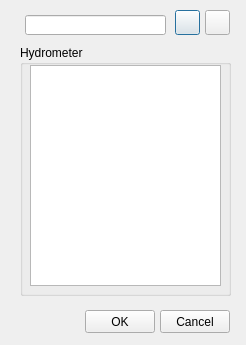
This is ui/mincut_add_hydrometer.ui in Giswater/giswater_qgis_plugin as Qt 5 draws it before an edit. The edited form follows.
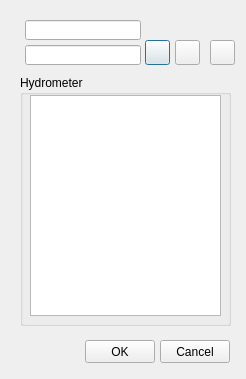
This is the edited form. Icons and pictures are not drawn.

Patch:
```diff
--- a/ui/mincut_add_hydrometer.ui
+++ b/ui/mincut_add_hydrometer.ui
@@ -7,7 +7,7 @@
     <x>0</x>
     <y>0</y>
     <width>246</width>
-    <height>345</height>
+    <height>379</height>
    </rect>
   </property>
   <property name="windowTitle">
@@ -17,7 +17,7 @@
    <property name="geometry">
     <rect>
      <x>20</x>
-     <y>45</y>
+     <y>75</y>
      <width>211</width>
      <height>251</height>
     </rect>
@@ -39,8 +39,8 @@
   <widget class="QPushButton" name="btn_insert">
    <property name="geometry">
     <rect>
-     <x>175</x>
-     <y>10</y>
+     <x>145</x>
+     <y>40</y>
      <width>25</width>
      <height>25</height>
     </rect>
@@ -56,8 +56,8 @@
   <widget class="QPushButton" name="btn_delete">
    <property name="geometry">
     <rect>
-     <x>205</x>
-     <y>10</y>
+     <x>175</x>
+     <y>40</y>
      <width>25</width>
      <height>25</height>
     </rect>
@@ -74,7 +74,7 @@
    <property name="geometry">
     <rect>
      <x>160</x>
-     <y>310</y>
+     <y>340</y>
      <width>70</width>
      <height>23</height>
     </rect>
@@ -87,7 +87,7 @@
    <property name="geometry">
     <rect>
      <x>85</x>
-     <y>310</y>
+     <y>340</y>
      <width>70</width>
      <height>23</height>
     </rect>
@@ -100,8 +100,35 @@
    <property name="geometry">
     <rect>
      <x>25</x>
-     <y>15</y>
-     <width>141</width>
+     <y>45</y>
+     <width>116</width>
+     <height>20</height>
+    </rect>
+   </property>
+  </widget>
+  <widget class="QPushButton" name="btn_snapping">
+   <property name="geometry">
+    <rect>
+     <x>210</x>
+     <y>40</y>
+     <width>25</width>
+     <height>25</height>
+    </rect>
+   </property>
+   <property name="text">
+    <string/>
+   </property>
+   <property name="icon">
+    <iconset>
+     <normaloff>../icons/129.png</normaloff>../icons/129.png</iconset>
+   </property>
+  </widget>
+  <widget class="QLineEdit" name="customer_code_connec">
+   <property name="geometry">
+    <rect>
+     <x>25</x>
+     <y>20</y>
+     <width>116</width>
      <height>20</height>
     </rect>
    </property>
```
